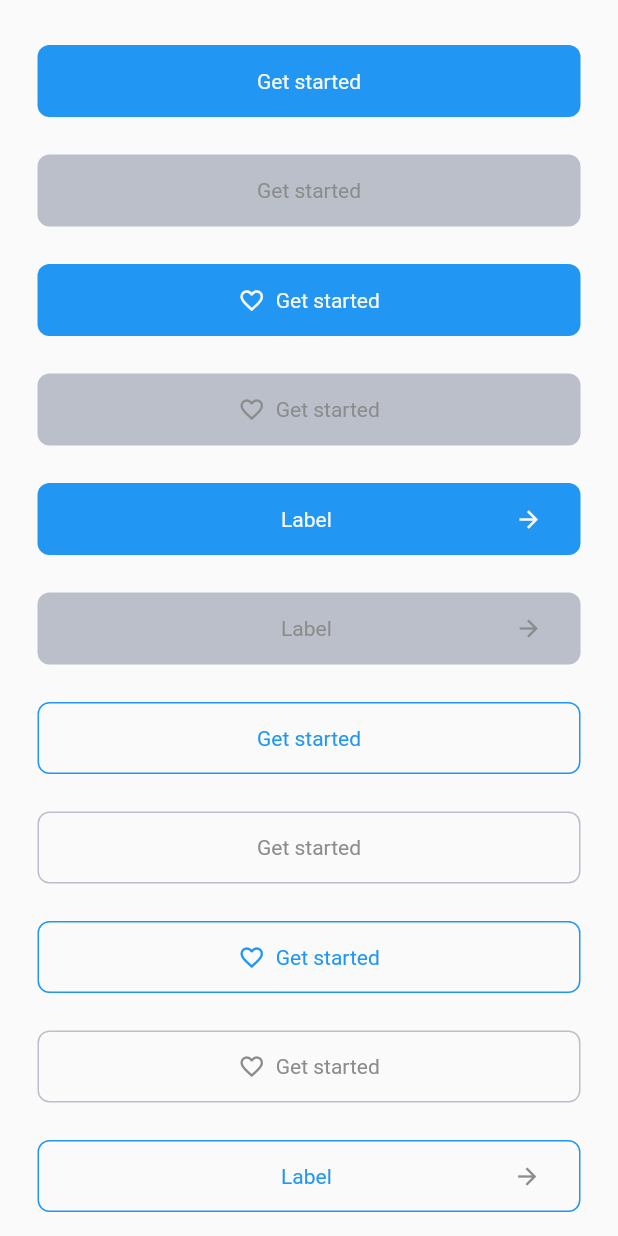
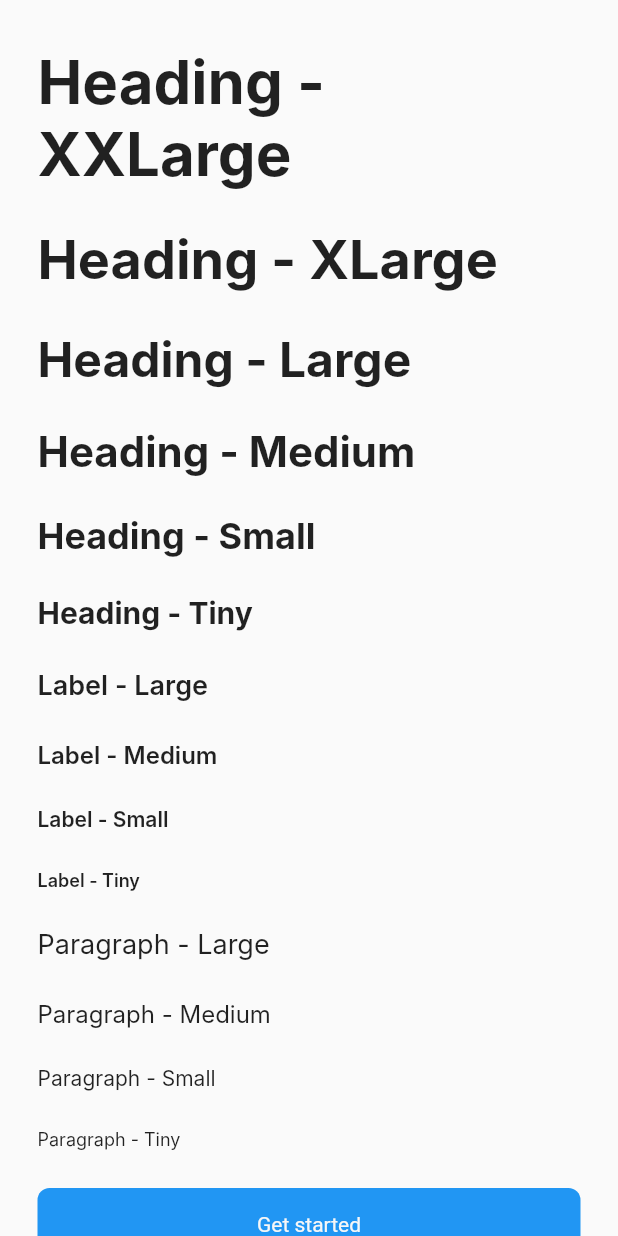
Before and after one commit to vetremedi/design-system, a Flutter app: the screen it shows after launch, on a phone screen of 412 x 824 dp. Run offline on Flutter 3.47's test engine with Material 2 defaults, Android fonts, the phone set to English and light mode, and no system bars; Roboto replaces fonts that are missing (Inter).

Commit message:
🅰️ improved text widget

```diff
--- a/example/lib/main.dart
+++ b/example/lib/main.dart
@@ -23,47 +23,75 @@ class UIDesignView extends StatelessWidget {
 
   @override
   Widget build(BuildContext context) {
+    final list = [...textWidgets, ...buttonWidgets];
     return Scaffold(
-      body: ListView(
+      body: ListView.separated(
+        itemCount: textWidgets.length + buttonWidgets.length,
         padding: const EdgeInsets.symmetric(horizontal: 25, vertical: 30),
-        children: [
-          ...buttonWidgets,
-        ],
+        itemBuilder: (BuildContext context, int index) => list[index],
+        separatorBuilder: (BuildContext context, int index) =>
+            verticalSpaceMedium,
       ),
     );
   }
 
   List<Widget> get textWidgets => [
-        UIText.headingXXLargeStyle("Design System"),
-        verticalSpaceMedium,
-        UIText.headingXLargeStyle("Design System"),
-        verticalSpaceMedium,
-        UIText.headingLargeStyle("Design System"),
-        verticalSpaceMedium,
-        UIText.headingMediumStyle("Design System"),
-        verticalSpaceMedium,
-        UIText.headingSmallStyle("Design System"),
-        verticalSpaceMedium,
-        UIText.headingXSmallStyle("Design System"),
-        verticalSpaceMedium,
-        UIText.labelLargeStyle("Design System"),
-        verticalSpaceMedium,
-        UIText.labelMediumStyle("Design System"),
-        verticalSpaceMedium,
-        UIText.labelSmallStyle("Design System"),
-        verticalSpaceMedium,
-        UIText.labelTinyStyle("Design System"),
-        verticalSpaceMedium,
-        UIText.paragraphLargeStyle("Design System"),
-        verticalSpaceMedium,
-        UIText.paragraphMediumStyle("Design System"),
-        verticalSpaceMedium,
-        UIText.paragraphSmallStyle("Design System"),
-        verticalSpaceMedium,
-        UIText.paragraphTinyStyle("Design System"),
-        verticalSpaceMedium,
-        UIText.bodystyle("Design System"),
-        verticalSpaceMedium,
+        UIText.heading(
+          "Heading - XXLarge",
+          size: Size.XXLarge,
+        ),
+        UIText.heading(
+          "Heading - XLarge",
+          size: Size.XLarge,
+        ),
+        UIText.heading(
+          "Heading - Large",
+          size: Size.Large,
+        ),
+        UIText.heading(
+          "Heading - Medium",
+          size: Size.Medium,
+        ),
+        UIText.heading(
+          "Heading - Small",
+          size: Size.Small,
+        ),
+        UIText.heading(
+          "Heading - Tiny",
+          size: Size.Tiny,
+        ),
+        UIText.label(
+          "Label - Large",
+          size: Size.Large,
+        ),
+        UIText.label(
+          "Label - Medium",
+          size: Size.Medium,
+        ),
+        UIText.label(
+          "Label - Small",
+          size: Size.Small,
+        ),
+        UIText.label(
+          "Label - Tiny",
+          size: Size.Tiny,
+        ),
+        UIText.paragraph(
+          "Paragraph - Large",
+          size: Size.Large,
+        ),
+        UIText.paragraph(
+          "Paragraph - Medium",
+          size: Size.Medium,
+        ),
+        UIText.paragraph(
+          "Paragraph - Small",
+          size: Size.Small,
+        ),
+        UIText.paragraph(
+          "Paragraph - Tiny",
+          size: Size.Tiny,
+        ),
       ];
 
   List<Widget> get buttonWidgets => [
@@ -72,13 +100,11 @@ class UIDesignView extends StatelessWidget {
           disabled: false,
           outline: false,
         ),
-        verticalSpaceMedium,
         UIButton(
           title: "Get started",
           disabled: true,
           outline: false,
         ),
-        verticalSpaceMedium,
         UIButton(
           title: "Get started",
           leading: Icon(
@@ -89,7 +115,6 @@ class UIDesignView extends StatelessWidget {
           disabled: false,
           outline: false,
         ),
-        verticalSpaceMedium,
         UIButton(
           title: "Get started",
           leading: Icon(
@@ -100,7 +125,6 @@ class UIDesignView extends StatelessWidget {
           disabled: true,
           outline: false,
         ),
-        verticalSpaceMedium,
         UIButton(
           title: "Label",
           disabled: false,
@@ -112,7 +136,6 @@ class UIDesignView extends StatelessWidget {
             size: 18,
           ),
         ),
-        verticalSpaceMedium,
         UIButton(
           title: "Label",
           disabled: true,
@@ -124,19 +147,16 @@ class UIDesignView extends StatelessWidget {
             size: 18,
           ),
         ),
-        verticalSpaceMedium,
         UIButton(
           title: "Get started",
           outline: true,
           disabled: false,
         ),
-        verticalSpaceMedium,
         UIButton(
           title: "Get started",
           outline: true,
           disabled: true,
         ),
-        verticalSpaceMedium,
         UIButton(
           title: "Get started",
           leading: Icon(
@@ -147,7 +167,6 @@ class UIDesignView extends StatelessWidget {
           disabled: false,
           outline: true,
         ),
-        verticalSpaceMedium,
         UIButton(
           title: "Get started",
           leading: Icon(
@@ -158,7 +177,6 @@ class UIDesignView extends StatelessWidget {
           disabled: true,
           outline: true,
         ),
-        verticalSpaceMedium,
         UIButton(
           title: "Label",
           disabled: false,
@@ -170,7 +188,6 @@ class UIDesignView extends StatelessWidget {
             size: 18,
           ),
         ),
-        verticalSpaceMedium,
         UIButton(
           title: "Label",
           disabled: true,
@@ -182,7 +199,6 @@ class UIDesignView extends StatelessWidget {
             size: 18,
           ),
         ),
-        verticalSpaceMedium,
 
         //teritary buttons
         UIButton(
@@ -191,14 +207,12 @@ class UIDesignView extends StatelessWidget {
           disabled: false,
           textBtn: true,
         ),
-        verticalSpaceMedium,
         UIButton(
           title: "Get started",
           outline: true,
           textBtn: true,
           disabled: true,
         ),
-        verticalSpaceMedium,
         UIButton(
           title: "Get started",
           leading: Icon(
@@ -210,7 +224,6 @@ class UIDesignView extends StatelessWidget {
           outline: true,
           textBtn: true,
         ),
-        verticalSpaceMedium,
         UIButton(
           title: "Get started",
           leading: Icon(
@@ -222,7 +235,6 @@ class UIDesignView extends StatelessWidget {
           outline: true,
           textBtn: true,
         ),
-        verticalSpaceMedium,
         UIButton(
           title: "Label",
           disabled: false,
@@ -235,7 +247,6 @@ class UIDesignView extends StatelessWidget {
             size: 18,
           ),
         ),
-        verticalSpaceMedium,
         UIButton(
           title: "Label",
           disabled: true,
@@ -248,6 +259,5 @@ class UIDesignView extends StatelessWidget {
             size: 18,
           ),
         ),
-        verticalSpaceMedium,
       ];
 }
--- a/lib/src/widgets/ui_text.dart
+++ b/lib/src/widgets/ui_text.dart
@@ -1,76 +1,91 @@
 import 'package:flutter/material.dart';
-import 'package:design_system/src/shared/app_colors.dart';
-import 'package:design_system/src/shared/styles.dart';
+
+enum Size { XXLarge, XLarge, Large, Medium, Small, Tiny }
+enum TextType { Heading, Paragraph, Label }
 
 class UIText extends StatelessWidget {
+  final Size size;
   final String text;
-  final TextStyle style;
-  final TextAlign alignment;
-  const UIText.headingXXLargeStyle(this.text,
-      {TextAlign align = TextAlign.start})
-      : style = headingXXLargeStyle,
-        alignment = align;
-  const UIText.headingXLargeStyle(this.text,
-      {TextAlign align = TextAlign.start})
-      : style = headingXLargeStyle,
-        alignment = align;
+  final TextType type;
+  final TextAlign textAlign;
+  final FontWeight? fontWeight;
 
-  const UIText.headingLargeStyle(this.text, {TextAlign align = TextAlign.start})
-      : style = headingLargeStyle,
-        alignment = align;
-  const UIText.headingMediumStyle(this.text,
-      {TextAlign align = TextAlign.start})
-      : style = headingMediumStyle,
-        alignment = align;
+  const UIText(this.text,
+      {this.fontWeight,
+      this.textAlign = TextAlign.start,
+      this.size = Size.Medium,
+      this.type = TextType.Paragraph});
 
-  const UIText.headingSmallStyle(this.text, {TextAlign align = TextAlign.start})
-      : style = headingSmallStyle,
-        alignment = align;
+  const UIText.label(this.text,
+      {this.fontWeight,
+      this.size = Size.Medium,
+      this.textAlign = TextAlign.start})
+      : type = TextType.Label;
 
-  const UIText.headingXSmallStyle(this.text,
-      {TextAlign align = TextAlign.start})
-      : style = headingXSmallStyle,
-        alignment = align;
-  const UIText.labelLargeStyle(this.text, {TextAlign align = TextAlign.start})
-      : style = labelLargeStyle,
-        alignment = align;
+  const UIText.heading(this.text,
+      {this.fontWeight,
+      this.size = Size.Medium,
+      this.textAlign = TextAlign.start})
+      : type = TextType.Heading;
 
-  const UIText.labelMediumStyle(this.text, {TextAlign align = TextAlign.start})
-      : style = labelMediumStyle,
-        alignment = align;
-  const UIText.labelSmallStyle(this.text, {TextAlign align = TextAlign.start})
-      : style = labelSmallStyle,
-        alignment = align;
-
-  const UIText.labelTinyStyle(this.text, {TextAlign align = TextAlign.start})
-      : style = labelTinyStyle,
-        alignment = align;
-  const UIText.paragraphLargeStyle(this.text,
-      {TextAlign align = TextAlign.start})
-      : style = paragraphLargeStyle,
-        alignment = align;
-
-  const UIText.paragraphMediumStyle(this.text,
-      {TextAlign align = TextAlign.start})
-      : style = paragraphMediumStyle,
-        alignment = align;
-  const UIText.paragraphSmallStyle(this.text,
-      {TextAlign align = TextAlign.start})
-      : style = paragraphSmallStyle,
-        alignment = align;
-
-  const UIText.paragraphTinyStyle(this.text,
-      {TextAlign align = TextAlign.start})
-      : style = paragraphTinyStyle,
-        alignment = align;
-
-  UIText.bodystyle(this.text,
-      {Color color = TextPrimaryColor, TextAlign align = TextAlign.start})
-      : style = bodystyle.copyWith(color: color),
-        alignment = align;
+  const UIText.paragraph(this.text,
+      {this.fontWeight,
+      this.size = Size.Medium,
+      this.textAlign = TextAlign.start})
+      : type = TextType.Paragraph;
 
   @override
   Widget build(BuildContext context) {
-    return Text(text, style: style);
+    return Text(
+      text,
+      textAlign: textAlign,
+      style: TextStyle(
+          fontFamily: 'Inter',
+          fontWeight: fontWeight ?? _mapWeightType(type),
+          fontSize: type == TextType.Heading
+              ? _mapSizeHeading(size)
+              : _mapSizeParagraph(size)),
+    );
+  }
+
+  double _mapSizeHeading(Size size) {
+    switch (size) {
+      case Size.XXLarge:
+        return 40;
+      case Size.XLarge:
+        return 36;
+      case Size.Large:
+        return 32;
+      case Size.Medium:
+        return 28;
+      case Size.Small:
+        return 24;
+      default:
+        return 20;
+    }
+  }
+
+  double _mapSizeParagraph(Size size) {
+    switch (size) {
+      case Size.Large:
+        return 18;
+      case Size.Medium:
+        return 16;
+      case Size.Small:
+        return 14;
+      default:
+        return 12;
+    }
+  }
+
+  FontWeight _mapWeightType(TextType type) {
+    switch (type) {
+      case TextType.Label:
+        return FontWeight.w600;
+      case TextType.Heading:
+        return FontWeight.bold;
+      default:
+        return FontWeight.normal;
+    }
   }
 }
```
